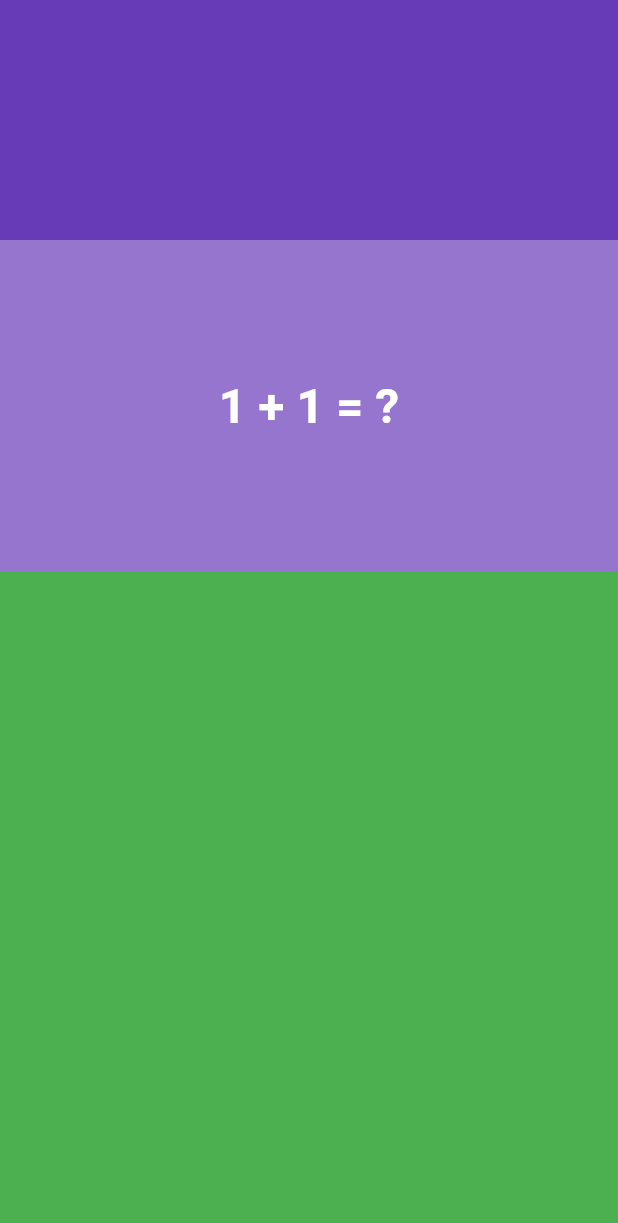
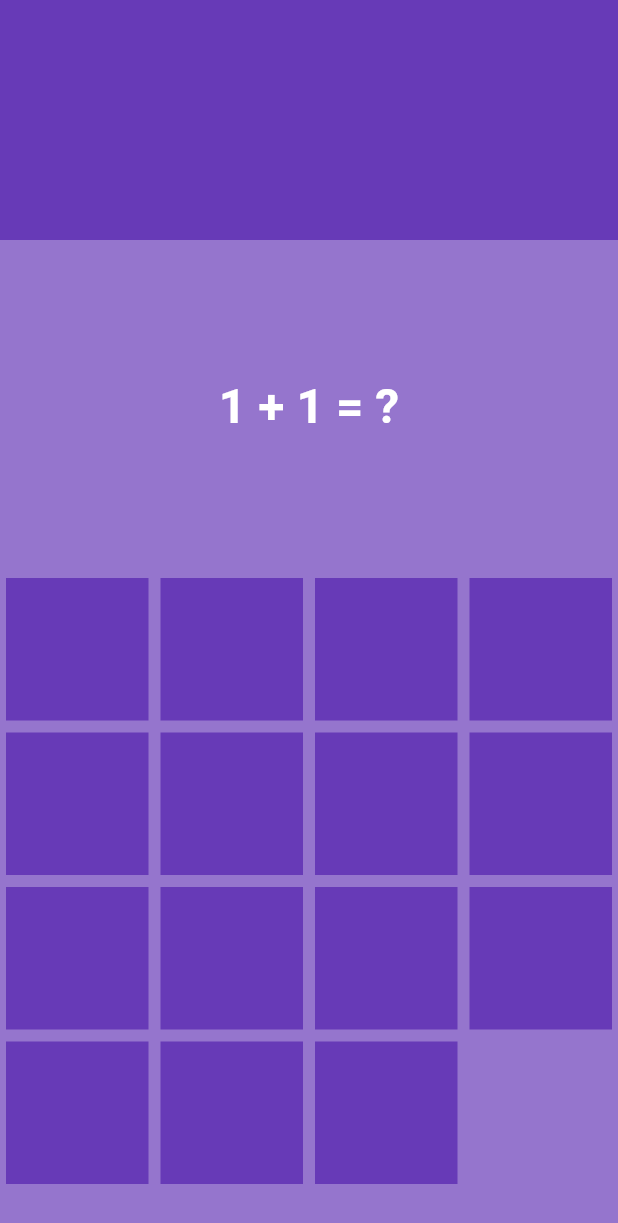
Before and after one commit to ahmedalgzery/Math-Game-App, a Flutter app: the screen it shows after launch, on a phone screen of 412 x 824 dp. Shown: the top 1223 px of the screen. Run offline on Flutter 3.47's test engine with Material 2 defaults, Android fonts, the phone set to English and light mode, and no system bars.

Commit message:
create number keypord

```diff
--- a/lib/main.dart
+++ b/lib/main.dart
@@ -2,7 +2,7 @@ import 'package:flutter/material.dart';
 import 'package:mathgame/pages/home_page.dart';
 
 void main() {
-  runApp(MyApp());
+  runApp(const MyApp());
 }
 
 class MyApp extends StatelessWidget {
@@ -10,7 +10,7 @@ class MyApp extends StatelessWidget {
 
   @override
   Widget build(BuildContext context) {
-    return MaterialApp(
+    return const MaterialApp(
       debugShowCheckedModeBanner: false,
       home: HomePage(),
     );
--- a/lib/pages/home_page.dart
+++ b/lib/pages/home_page.dart
@@ -23,7 +23,7 @@ class _HomePageState extends State<HomePage> {
           //section2
           Expanded(
             child: Container(
-              child:  Center(
+              child: Center(
                 child: Text(
                   '1 + 1 = ?',
                   style: whiteTextStyle,
@@ -34,9 +34,16 @@ class _HomePageState extends State<HomePage> {
           //section3
           Expanded(
             flex: 2,
-            child: Container(
-              color: Colors.green,
-            ),
+            child: GridView.builder(
+                itemCount: 15,
+                gridDelegate: const SliverGridDelegateWithFixedCrossAxisCount(
+                    crossAxisCount: 4),
+                itemBuilder: (context, index) => Padding(
+                      padding: const EdgeInsets.all(4),
+                      child: Container(
+                        color: Colors.deepPurple,
+                      ),
+                    )),
           ),
         ],
       ),
```
Also changed, not shown: lib/const.dart (line endings or trailing spaces).
